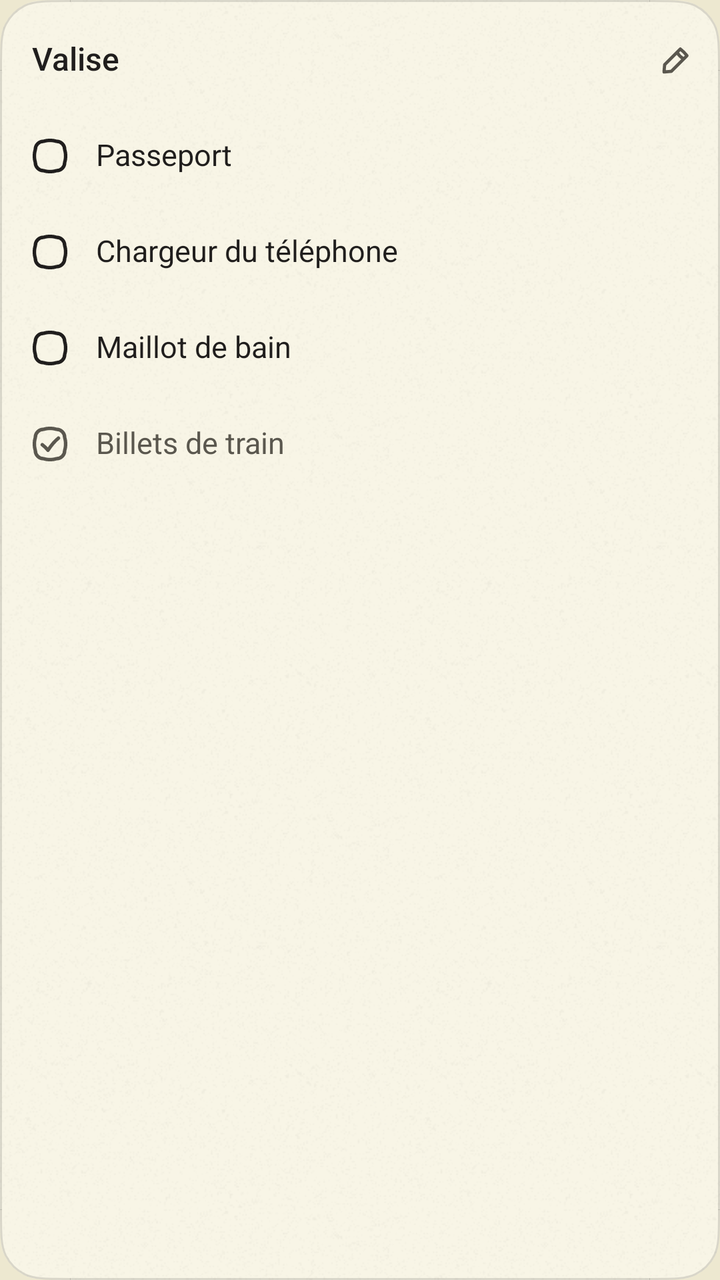
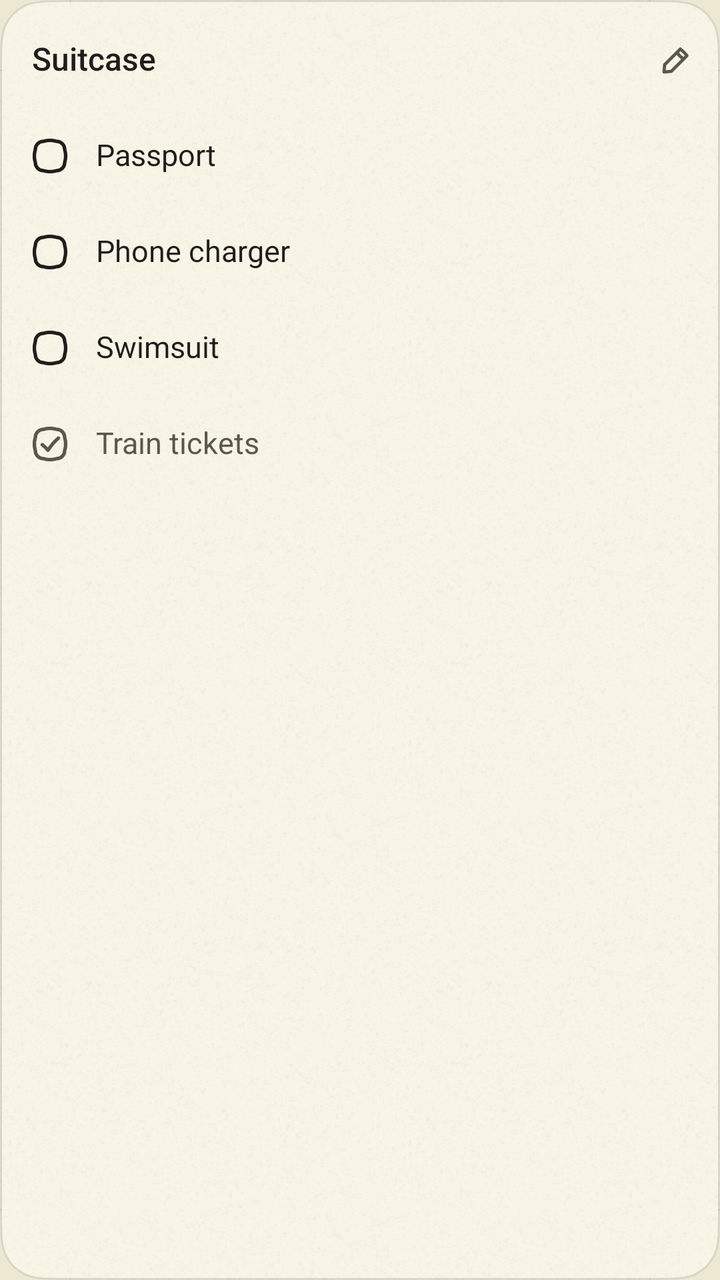

Compare the two renders of this Android layout. The source of the first and the diff that turns it into the second are given below.
<!-- AndroidManifest.xml: application theme AppTheme -->
<!-- res/layout/widget_note_preview.xml -->
<?xml version="1.0" encoding="utf-8"?>
<FrameLayout xmlns:android="http://schemas.android.com/apk/res/android" android:layout_width="match_parent" android:layout_height="match_parent" android:background="@drawable/wgen_panel_paper" android:foreground="@drawable/wgen_panel_edge">
    <FrameLayout android:layout_width="match_parent" android:layout_height="match_parent" android:background="@drawable/wgen_grain_panel" />
    <LinearLayout android:layout_width="match_parent" android:layout_height="match_parent" android:orientation="vertical">
        <LinearLayout android:layout_width="match_parent" android:layout_height="wrap_content" android:gravity="center_vertical" android:minHeight="54dp" android:orientation="horizontal" android:paddingStart="16dp" android:paddingTop="6dp" android:paddingEnd="12dp">
            <TextView style="@style/WidgetText.Title" android:layout_width="0dp" android:layout_height="wrap_content" android:layout_weight="1" android:text="Valise" />
            <ImageView android:layout_width="20dp" android:layout_height="20dp" android:src="@drawable/wgen_g_edit_ink_muted" />
        </LinearLayout>
        <LinearLayout android:layout_width="match_parent" android:layout_height="wrap_content" android:layout_marginStart="6dp" android:layout_marginEnd="6dp" android:gravity="center_vertical" android:minHeight="48dp" android:orientation="horizontal" android:paddingStart="8dp" android:paddingEnd="10dp">
            <ImageView android:layout_width="22dp" android:layout_height="22dp" android:src="@drawable/wgen_g_box" />
            <TextView style="@style/WidgetText.Body" android:layout_width="0dp" android:layout_height="wrap_content" android:layout_marginStart="12dp" android:layout_weight="1" android:maxLines="1" android:text="Passeport" />
        </LinearLayout>
        <LinearLayout android:layout_width="match_parent" android:layout_height="wrap_content" android:layout_marginStart="6dp" android:layout_marginEnd="6dp" android:gravity="center_vertical" android:minHeight="48dp" android:orientation="horizontal" android:paddingStart="8dp" android:paddingEnd="10dp">
            <ImageView android:layout_width="22dp" android:layout_height="22dp" android:src="@drawable/wgen_g_box" />
            <TextView style="@style/WidgetText.Body" android:layout_width="0dp" android:layout_height="wrap_content" android:layout_marginStart="12dp" android:layout_weight="1" android:maxLines="1" android:text="Chargeur du téléphone" />
        </LinearLayout>
        <LinearLayout android:layout_width="match_parent" android:layout_height="wrap_content" android:layout_marginStart="6dp" android:layout_marginEnd="6dp" android:gravity="center_vertical" android:minHeight="48dp" android:orientation="horizontal" android:paddingStart="8dp" android:paddingEnd="10dp">
            <ImageView android:layout_width="22dp" android:layout_height="22dp" android:src="@drawable/wgen_g_box" />
            <TextView style="@style/WidgetText.Body" android:layout_width="0dp" android:layout_height="wrap_content" android:layout_marginStart="12dp" android:layout_weight="1" android:maxLines="1" android:text="Maillot de bain" />
        </LinearLayout>
        <LinearLayout android:layout_width="match_parent" android:layout_height="wrap_content" android:layout_marginStart="6dp" android:layout_marginEnd="6dp" android:gravity="center_vertical" android:minHeight="48dp" android:orientation="horizontal" android:paddingStart="8dp" android:paddingEnd="10dp">
            <ImageView android:layout_width="22dp" android:layout_height="22dp" android:src="@drawable/wgen_g_box_checked_ink_muted" />
            <TextView style="@style/WidgetText.Body" android:layout_width="0dp" android:layout_height="wrap_content" android:layout_marginStart="12dp" android:layout_weight="1" android:maxLines="1" android:text="Billets de train" android:textColor="@color/wgen_ink_muted" />
        </LinearLayout>
    </LinearLayout>
</FrameLayout>
<!-- resources referenced by this layout -->
<resources>
  <color name="wgen_ink_muted">#FF5A574E</color>
  <!-- drawable wgen_g_edit_ink_muted (drawable) -->
  <?xml version="1.0" encoding="utf-8"?>
  <vector xmlns:android="http://schemas.android.com/apk/res/android" android:width="24dp" android:height="24dp" android:viewportWidth="24" android:viewportHeight="24">
    <path android:pathData="M14.6 5.4C16.1 6.6 17.4 7.9 18.6 9.4L9.2 18.8L4.8 19.2L5.2 14.8L14.6 5.4ZM12.6 7.4C13.6 9.06 14.94 10.4 16.6 11.4" android:fillColor="#00000000" android:strokeColor="@color/wgen_ink_muted" android:strokeWidth="1.9" android:strokeLineCap="round" android:strokeLineJoin="round"/>
  </vector>
  <style name="WidgetText.Body" />
  <style name="WidgetText.Title">
          <item name="android:fontFamily">sans-serif-medium</item>
          <item name="android:textSize">16sp</item>
          <item name="android:lineHeight">22sp</item>
      </style>
  <style name="AppTheme" parent="Theme.AppCompat.DayNight.NoActionBar">
          <item name="android:editTextBackground">@drawable/rn_edit_text_material</item>
          <item name="android:windowBackground">@color/window_ground</item>
      </style>
  <color name="wgen_ink">#FF201E1D</color>
  <!-- drawable wgen_panel_edge_tl (drawable) -->
  <?xml version="1.0" encoding="utf-8"?>
  <vector xmlns:android="http://schemas.android.com/apk/res/android" android:width="35.2dp" android:height="35.2dp" android:viewportWidth="35.2" android:viewportHeight="35.2">
    <group>
      <path android:pathData="M0.5,35.2 L0.5,34.9 C0.5,22.859,0.5,16.838,2.843,12.239 C4.905,8.194,8.194,4.905,12.239,2.843 C16.838,0.5,22.859,0.5,34.9,0.5 L35.2,0.5" android:fillColor="#00000000" android:strokeColor="@color/wgen_hairline" android:strokeWidth="1"/>
    </group>
  </vector>
  <color name="wgen_hairline">#24201E1D</color>
  <!-- drawable wgen_panel_paper_tl (drawable) -->
  <?xml version="1.0" encoding="utf-8"?>
  <vector xmlns:android="http://schemas.android.com/apk/res/android" android:width="35.2dp" android:height="35.2dp" android:viewportWidth="35.2" android:viewportHeight="35.2">
    <group>
      <path android:pathData="M0,35.2 L0,35.2 C0,22.879,0,16.718,2.398,12.012 C4.507,7.873,7.873,4.507,12.012,2.398 C16.718,0,22.879,0,35.2,0 L35.2,35.2 Z" android:fillColor="@color/wgen_paper"/>
    </group>
  </vector>
  <!-- drawable wgen_panel_paper_tr (drawable) -->
  <?xml version="1.0" encoding="utf-8"?>
  <vector xmlns:android="http://schemas.android.com/apk/res/android" android:width="35.2dp" android:height="35.2dp" android:viewportWidth="35.2" android:viewportHeight="35.2">
    <group android:scaleX="-1" android:scaleY="1" android:pivotX="17.6" android:pivotY="17.6">
      <path android:pathData="M0,35.2 L0,35.2 C0,22.879,0,16.718,2.398,12.012 C4.507,7.873,7.873,4.507,12.012,2.398 C16.718,0,22.879,0,35.2,0 L35.2,35.2 Z" android:fillColor="@color/wgen_paper"/>
    </group>
  </vector>
  <!-- drawable wgen_panel_paper_bl (drawable) -->
  <?xml version="1.0" encoding="utf-8"?>
  <vector xmlns:android="http://schemas.android.com/apk/res/android" android:width="35.2dp" android:height="35.2dp" android:viewportWidth="35.2" android:viewportHeight="35.2">
    <group android:scaleX="1" android:scaleY="-1" android:pivotX="17.6" android:pivotY="17.6">
      <path android:pathData="M0,35.2 L0,35.2 C0,22.879,0,16.718,2.398,12.012 C4.507,7.873,7.873,4.507,12.012,2.398 C16.718,0,22.879,0,35.2,0 L35.2,35.2 Z" android:fillColor="@color/wgen_paper"/>
    </group>
  </vector>
  <color name="wgen_paper">#FFF8F5E6</color>
  <color name="window_ground">#EDE8D0</color>
  <!-- unchanged entries left out for length: 10 -->
</resources>

<!-- the commit's change to res/layout/widget_note_preview.xml (unified diff, before → after) -->
@@ -1,26 +1,26 @@
 <?xml version="1.0" encoding="utf-8"?>
-<FrameLayout xmlns:android="http://schemas.android.com/apk/res/android" android:layout_width="match_parent" android:layout_height="match_parent" android:background="@drawable/wgen_panel_paper" android:foreground="@drawable/wgen_panel_edge">
+<FrameLayout xmlns:android="http://schemas.android.com/apk/res/android" android:id="@android:id/background" android:clipToOutline="true" android:outlineProvider="bounds" android:layout_width="match_parent" android:layout_height="match_parent" android:background="@drawable/wgen_panel_paper" android:foreground="@drawable/wgen_panel_edge">
     <FrameLayout android:layout_width="match_parent" android:layout_height="match_parent" android:background="@drawable/wgen_grain_panel" />
     <LinearLayout android:layout_width="match_parent" android:layout_height="match_parent" android:orientation="vertical">
         <LinearLayout android:layout_width="match_parent" android:layout_height="wrap_content" android:gravity="center_vertical" android:minHeight="54dp" android:orientation="horizontal" android:paddingStart="16dp" android:paddingTop="6dp" android:paddingEnd="12dp">
-            <TextView style="@style/WidgetText.Title" android:layout_width="0dp" android:layout_height="wrap_content" android:layout_weight="1" android:text="Valise" />
+            <TextView style="@style/WidgetText.Title" android:layout_width="0dp" android:layout_height="wrap_content" android:layout_weight="1" android:text="@string/widget_preview_suitcase" />
             <ImageView android:layout_width="20dp" android:layout_height="20dp" android:src="@drawable/wgen_g_edit_ink_muted" />
         </LinearLayout>
         <LinearLayout android:layout_width="match_parent" android:layout_height="wrap_content" android:layout_marginStart="6dp" android:layout_marginEnd="6dp" android:gravity="center_vertical" android:minHeight="48dp" android:orientation="horizontal" android:paddingStart="8dp" android:paddingEnd="10dp">
             <ImageView android:layout_width="22dp" android:layout_height="22dp" android:src="@drawable/wgen_g_box" />
-            <TextView style="@style/WidgetText.Body" android:layout_width="0dp" android:layout_height="wrap_content" android:layout_marginStart="12dp" android:layout_weight="1" android:maxLines="1" android:text="Passeport" />
+            <TextView style="@style/WidgetText.Body" android:layout_width="0dp" android:layout_height="wrap_content" android:layout_marginStart="12dp" android:layout_weight="1" android:maxLines="1" android:text="@string/widget_preview_passport" />
         </LinearLayout>
         <LinearLayout android:layout_width="match_parent" android:layout_height="wrap_content" android:layout_marginStart="6dp" android:layout_marginEnd="6dp" android:gravity="center_vertical" android:minHeight="48dp" android:orientation="horizontal" android:paddingStart="8dp" android:paddingEnd="10dp">
             <ImageView android:layout_width="22dp" android:layout_height="22dp" android:src="@drawable/wgen_g_box" />
-            <TextView style="@style/WidgetText.Body" android:layout_width="0dp" android:layout_height="wrap_content" android:layout_marginStart="12dp" android:layout_weight="1" android:maxLines="1" android:text="Chargeur du téléphone" />
+            <TextView style="@style/WidgetText.Body" android:layout_width="0dp" android:layout_height="wrap_content" android:layout_marginStart="12dp" android:layout_weight="1" android:maxLines="1" android:text="@string/widget_preview_charger" />
         </LinearLayout>
         <LinearLayout android:layout_width="match_parent" android:layout_height="wrap_content" android:layout_marginStart="6dp" android:layout_marginEnd="6dp" android:gravity="center_vertical" android:minHeight="48dp" android:orientation="horizontal" android:paddingStart="8dp" android:paddingEnd="10dp">
             <ImageView android:layout_width="22dp" android:layout_height="22dp" android:src="@drawable/wgen_g_box" />
-            <TextView style="@style/WidgetText.Body" android:layout_width="0dp" android:layout_height="wrap_content" android:layout_marginStart="12dp" android:layout_weight="1" android:maxLines="1" android:text="Maillot de bain" />
+            <TextView style="@style/WidgetText.Body" android:layout_width="0dp" android:layout_height="wrap_content" android:layout_marginStart="12dp" android:layout_weight="1" android:maxLines="1" android:text="@string/widget_preview_swimsuit" />
         </LinearLayout>
         <LinearLayout android:layout_width="match_parent" android:layout_height="wrap_content" android:layout_marginStart="6dp" android:layout_marginEnd="6dp" android:gravity="center_vertical" android:minHeight="48dp" android:orientation="horizontal" android:paddingStart="8dp" android:paddingEnd="10dp">
             <ImageView android:layout_width="22dp" android:layout_height="22dp" android:src="@drawable/wgen_g_box_checked_ink_muted" />
-            <TextView style="@style/WidgetText.Body" android:layout_width="0dp" android:layout_height="wrap_content" android:layout_marginStart="12dp" android:layout_weight="1" android:maxLines="1" android:text="Billets de train" android:textColor="@color/wgen_ink_muted" />
+            <TextView style="@style/WidgetText.Body" android:layout_width="0dp" android:layout_height="wrap_content" android:layout_marginStart="12dp" android:layout_weight="1" android:maxLines="1" android:text="@string/widget_preview_tickets" android:textColor="@color/wgen_ink_muted" />
         </LinearLayout>
     </LinearLayout>
 </FrameLayout>
<!-- resource entries referenced after the edit -->
@@ -6,6 +6,11 @@
   <vector xmlns:android="http://schemas.android.com/apk/res/android" android:width="24dp" android:height="24dp" android:viewportWidth="24" android:viewportHeight="24">
     <path android:pathData="M14.6 5.4C16.1 6.6 17.4 7.9 18.6 9.4L9.2 18.8L4.8 19.2L5.2 14.8L14.6 5.4ZM12.6 7.4C13.6 9.06 14.94 10.4 16.6 11.4" android:fillColor="#00000000" android:strokeColor="@color/wgen_ink_muted" android:strokeWidth="1.9" android:strokeLineCap="round" android:strokeLineJoin="round"/>
   </vector>
+  <string name="widget_preview_charger">Phone charger</string>
+  <string name="widget_preview_passport">Passport</string>
+  <string name="widget_preview_suitcase">Suitcase</string>
+  <string name="widget_preview_swimsuit">Swimsuit</string>
+  <string name="widget_preview_tickets">Train tickets</string>
   <style name="WidgetText.Body" />
   <style name="WidgetText.Title">
           <item name="android:fontFamily">sans-serif-medium</item>
